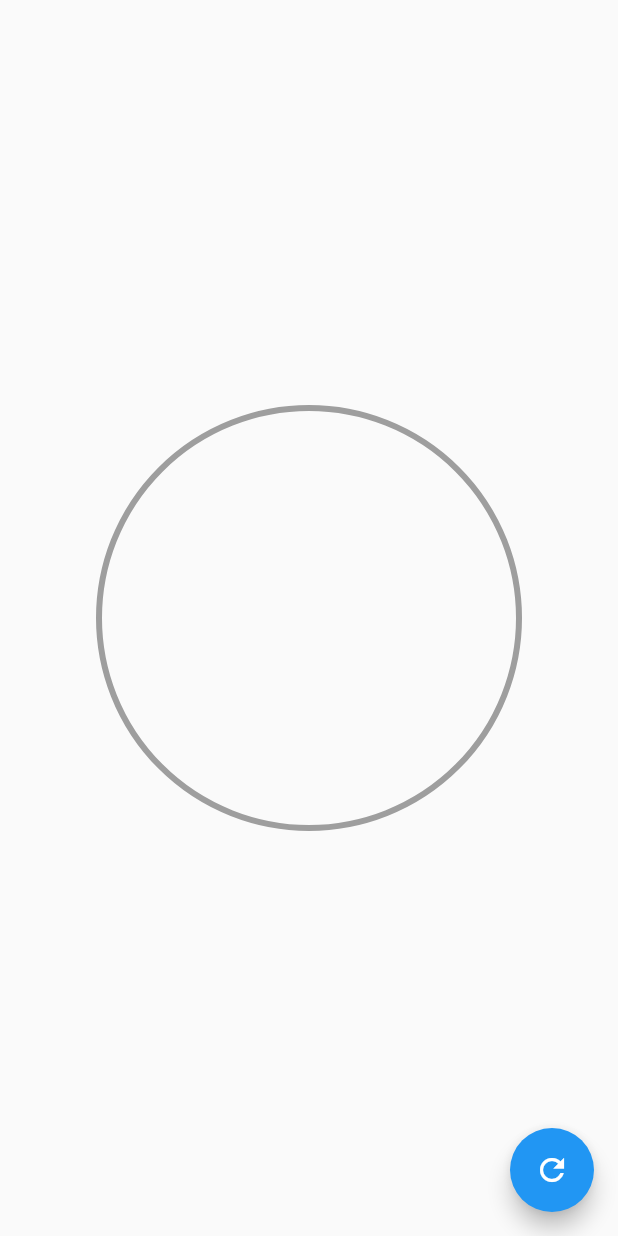
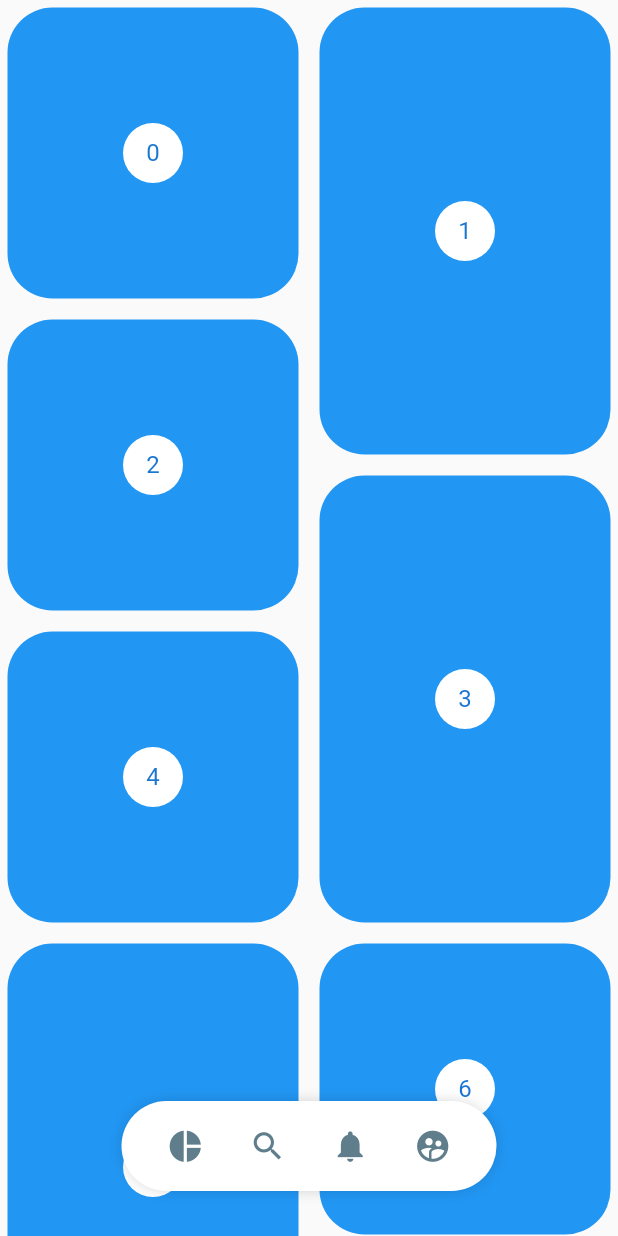
Before and after one commit to nicoar9/designs, a Flutter app: the screen it shows after launch, on a phone screen of 412 x 824 dp. Run offline on Flutter 3.47's test engine with Material 2 defaults, Android fonts, the phone set to English and light mode, and no system bars; our stand-ins replace flutter_svg; statements that could not run were skipped.

Commit message:
:sparkles:Feature: Custom Slideshow and Pinterest grid + menu

```diff
--- a/lib/main.dart
+++ b/lib/main.dart
@@ -1,10 +1,7 @@
-import 'package:designs/src/pages/animated_box_page.dart';
-import 'package:designs/src/pages/animation_page.dart';
-import 'package:designs/src/labs/circular_progress_page.dart';
-import 'package:designs/src/pages/graphics_page.dart';
+import 'package:designs/src/labs/slideshow_page.dart';
+import 'package:designs/src/pages/pinterest_page.dart';
+import 'package:designs/src/pages/slideshow_page.dart';
 import 'package:flutter/material.dart';
-
-import 'package:designs/src/pages/headers_page.dart';
 
 void main() => runApp(MyApp());
 
@@ -13,7 +10,7 @@ class MyApp extends StatelessWidget {
   Widget build(BuildContext context) {
     return MaterialApp(
       title: 'Design App',
-      home: GraphicsPage(),
+      home: PinterestPage(),
     );
   }
 }
--- /dev/null
+++ b/lib/src/pages/pinterest_page.dart
@@ -0,0 +1,141 @@
+import 'package:designs/src/widgets/pinterest_menu.dart';
+import 'package:flutter/material.dart';
+import 'package:flutter_staggered_grid_view/flutter_staggered_grid_view.dart';
+import 'package:provider/provider.dart';
+
+class PinterestPage extends StatelessWidget {
+  @override
+  Widget build(BuildContext context) {
+    return ChangeNotifierProvider(
+      create: (_) => _MenuModel(),
+      child: Scaffold(
+          body: Stack(
+        children: [
+          PinterestGrid(),
+          _MenuPosition(),
+        ],
+      )),
+    );
+  }
+}
+
+class _MenuPosition extends StatelessWidget {
+  const _MenuPosition({
+    Key key,
+  }) : super(key: key);
+
+  @override
+  Widget build(BuildContext context) {
+    final show = Provider.of<_MenuModel>(context).show;
+    return Positioned(
+      bottom: 30,
+      child: Container(
+        width: MediaQuery.of(context).size.width,
+        child: Align(
+          child: PinterestMenu(
+            show: show,
+            items: [
+              PinterestButton(
+                  onPressed: () {
+                    print('Icon pie_chart');
+                  },
+                  icon: Icons.pie_chart),
+              PinterestButton(
+                  onPressed: () {
+                    print('Icon search');
+                  },
+                  icon: Icons.search),
+              PinterestButton(
+                  onPressed: () {
+                    print('Icon notifications');
+                  },
+                  icon: Icons.notifications),
+              PinterestButton(
+                  onPressed: () {
+                    print('Icon supervised_user_circle');
+                  },
+                  icon: Icons.supervised_user_circle),
+            ],
+            // backgroundColor: Colors.red,
+          ),
+        ),
+      ),
+    );
+  }
+}
+
+class PinterestGrid extends StatefulWidget {
+  @override
+  _PinterestGridState createState() => _PinterestGridState();
+}
+
+class _PinterestGridState extends State<PinterestGrid> {
+  final List<int> items = List.generate(200, (index) => index);
+  ScrollController controller = ScrollController();
+  double scrollNumber = 0;
+
+  @override
+  void initState() {
+    controller.addListener(() {
+      if (controller.offset > scrollNumber && controller.offset > 150) {
+        Provider.of<_MenuModel>(context, listen: false).show = false;
+      } else {
+        Provider.of<_MenuModel>(context, listen: false).show = true;
+      }
+      scrollNumber = controller.offset;
+    });
+
+    super.initState();
+  }
+
+  @override
+  void dispose() {
+    controller.dispose();
+    super.dispose();
+  }
+
+  @override
+  Widget build(BuildContext context) {
+    return new StaggeredGridView.countBuilder(
+      controller: controller,
+      crossAxisCount: 4,
+      itemCount: items.length,
+      itemBuilder: (BuildContext context, int index) => _PinterestItem(index),
+      staggeredTileBuilder: (int index) =>
+          new StaggeredTile.count(2, index.isEven ? 2 : 3),
+      mainAxisSpacing: 4.0,
+      crossAxisSpacing: 4.0,
+    );
+  }
+}
+
+class _PinterestItem extends StatelessWidget {
+  final int index;
+
+  _PinterestItem(this.index);
+
+  @override
+  Widget build(BuildContext context) {
+    return new Container(
+        margin: EdgeInsets.all(5),
+        decoration: BoxDecoration(
+            color: Colors.blue,
+            borderRadius: BorderRadius.all(Radius.circular(30))),
+        child: new Center(
+          child: new CircleAvatar(
+            backgroundColor: Colors.white,
+            child: new Text('$index'),
+          ),
+        ));
+  }
+}
+
+class _MenuModel with ChangeNotifier {
+  bool _show = true;
+  bool get show => this._show;
+
+  set show(bool value) {
+    this._show = value;
+    notifyListeners();
+  }
+}
--- /dev/null
+++ b/lib/src/widgets/pinterest_menu.dart
@@ -0,0 +1,146 @@
+import 'package:flutter/material.dart';
+import 'package:provider/provider.dart';
+
+class PinterestButton {
+  final Function onPressed;
+  final IconData icon;
+  PinterestButton({@required this.onPressed, @required this.icon});
+}
+
+class PinterestMenu extends StatelessWidget {
+  final bool show;
+  final Color backgroundColor;
+  final Color activeColor;
+  final Color inactiveColor;
+  final List<PinterestButton> items;
+
+  PinterestMenu({
+    this.show,
+    this.backgroundColor = Colors.white,
+    this.activeColor = Colors.black,
+    this.inactiveColor = Colors.blueGrey,
+    @required this.items,
+  });
+  // final List<PinterestButton> items = [
+  //   PinterestButton(
+  //       onPressed: () {
+  //         print('Icon pie_chart');
+  //       },
+  //       icon: Icons.pie_chart),
+  //   PinterestButton(
+  //       onPressed: () {
+  //         print('Icon search');
+  //       },
+  //       icon: Icons.search),
+  //   PinterestButton(
+  //       onPressed: () {
+  //         print('Icon notifications');
+  //       },
+  //       icon: Icons.notifications),
+  //   PinterestButton(
+  //       onPressed: () {
+  //         print('Icon supervised_user_circle');
+  //       },
+  //       icon: Icons.supervised_user_circle),
+  // ];
+
+  @override
+  Widget build(BuildContext context) {
+    return ChangeNotifierProvider(
+      create: (_) => _MenuModel(),
+      child: AnimatedOpacity(
+        duration: Duration(milliseconds: 250),
+        opacity: (show) ? 1 : 0,
+        child: Builder(
+          builder: (BuildContext context) {
+            Provider.of<_MenuModel>(context).backgroundColor =
+                this.backgroundColor;
+            Provider.of<_MenuModel>(context).activeColor = this.activeColor;
+            Provider.of<_MenuModel>(context).inactiveColor = this.inactiveColor;
+
+            return _PinterestMenuBackground(child: _MenuItems(items));
+          },
+        ),
+      ),
+    );
+  }
+}
+
+class _PinterestMenuBackground extends StatelessWidget {
+  final Widget child;
+
+  _PinterestMenuBackground({@required this.child});
+
+  @override
+  Widget build(BuildContext context) {
+    Color backgroundColor = Provider.of<_MenuModel>(context).backgroundColor;
+
+    return Container(
+      child: child,
+      width: 250,
+      height: 60,
+      decoration: BoxDecoration(
+          color: backgroundColor,
+          borderRadius: BorderRadius.all(Radius.circular(100)),
+          boxShadow: <BoxShadow>[
+            BoxShadow(color: Colors.black38, blurRadius: 10, spreadRadius: -5)
+          ]),
+    );
+  }
+}
+
+class _MenuItems extends StatelessWidget {
+  final List<PinterestButton> menuItems;
+  _MenuItems(this.menuItems);
+  @override
+  Widget build(BuildContext context) {
+    return Row(
+        mainAxisAlignment: MainAxisAlignment.spaceEvenly,
+        children: List.generate(
+            menuItems.length, (i) => _PinterestMenuButton(i, menuItems[i])));
+  }
+}
+
+class _PinterestMenuButton extends StatelessWidget {
+  final int index;
+  final PinterestButton item;
+  _PinterestMenuButton(this.index, this.item);
+  @override
+  Widget build(BuildContext context) {
+    final itemSelected = Provider.of<_MenuModel>(context).itemSelected;
+
+    final menuModel = Provider.of<_MenuModel>(context);
+
+    return GestureDetector(
+      onTap: () {
+        Provider.of<_MenuModel>(context, listen: false).itemSelected = index;
+        item.onPressed();
+      },
+      behavior: HitTestBehavior.translucent,
+      child: Container(
+        child: Icon(
+          item.icon,
+          size: itemSelected == index ? 35 : 25,
+          color: itemSelected == index
+              ? menuModel.activeColor
+              : menuModel.inactiveColor,
+        ),
+      ),
+    );
+  }
+}
+
+class _MenuModel with ChangeNotifier {
+  int _itemSelected = 0;
+
+  Color backgroundColor = Colors.white;
+  Color activeColor = Colors.black;
+  Color inactiveColor = Colors.blueGrey;
+
+  get itemSelected => _itemSelected;
+
+  set itemSelected(int index) {
+    _itemSelected = index;
+    notifyListeners();
+  }
+}
```
Also changed, not shown: lib/src/labs/slideshow_page.dart (added, +113 -0 lines), lib/src/models/slider_model.dart (added, +12 -0 lines), lib/src/pages/slideshow_page.dart (added, +21 -0 lines), lib/src/widgets/slideshow.dart (added, +194 -0 lines), pubspec.yaml (+5 -16 lines), assets/svg/1.svg (added), assets/svg/2.svg (added), assets/svg/3.svg (added), assets/svg/4.svg (added), assets/svg/5.svg (added), pubspec.lock.
